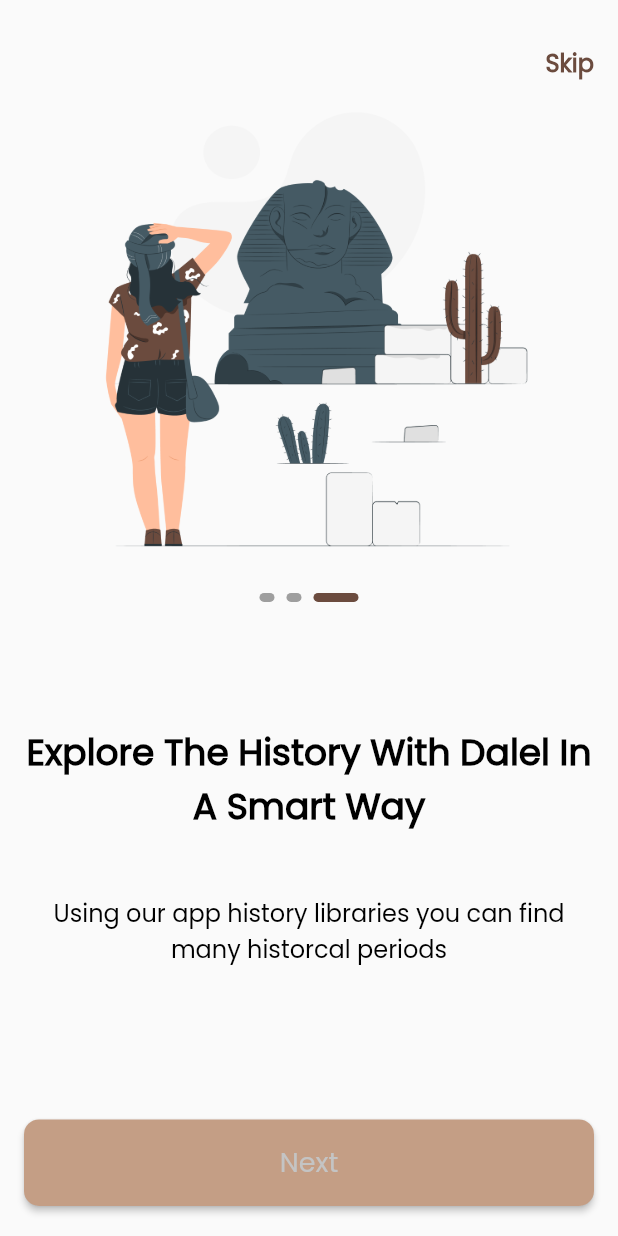
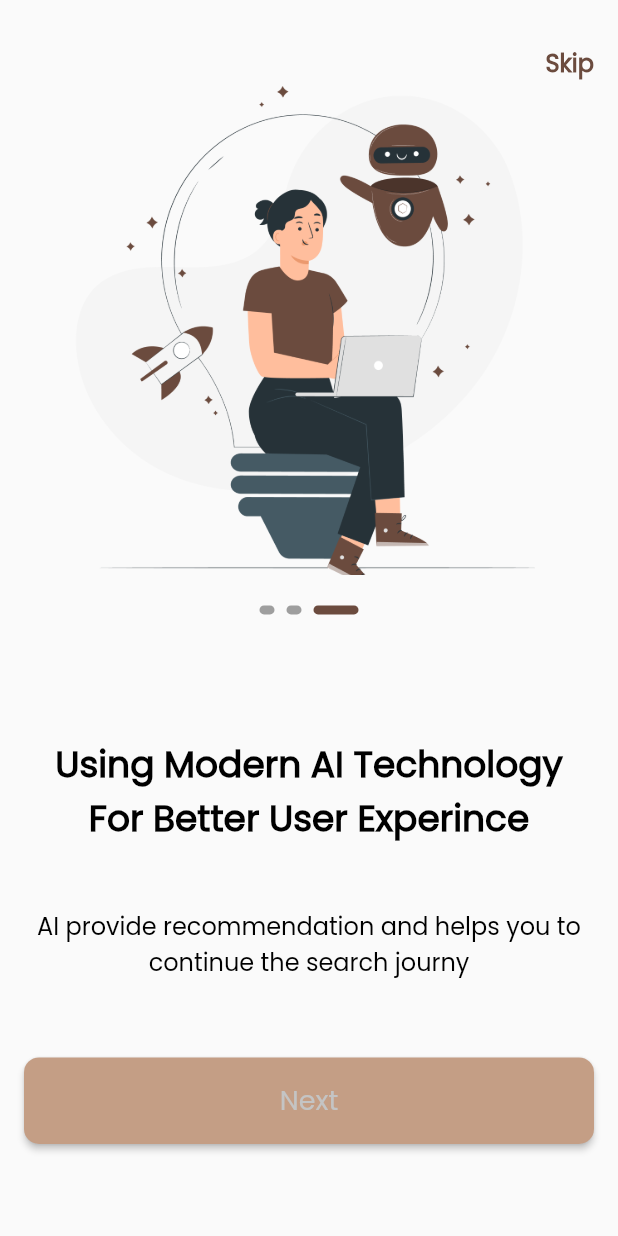
Before and after one commit to AhmedSlman/Daliel, a Flutter app: the screen it shows after launch, swiped to page 3, on a phone screen of 412 x 824 dp. Run offline on Flutter 3.47's test engine with Material 2 defaults, Android fonts, the phone set to English and light mode, and no system bars; drawn by our look-alikes of smooth_page_indicator; our stand-ins replace go_router; missing offline and left inert: dart:ffi.

Commit message:
creat on boarding model

```diff
--- a/lib/core/utils/app_functions.dart
+++ b/lib/core/utils/app_functions.dart
@@ -3,3 +3,7 @@ import 'package:go_router/go_router.dart';
 void customNavigate(context, String path) {
   GoRouter.of(context).push(path);
 }
+
+void customReplacementNavigate(context, String path) {
+  GoRouter.of(context).pushReplacement(path);
+}
--- /dev/null
+++ b/lib/features/on_boarding/data/models/on_boarding_model.dart
@@ -0,0 +1,33 @@
+import 'package:dalel/core/utils/app_assets.dart';
+
+class OnboardingModel {
+  final String imagPath;
+  final String title;
+  final String subTitle;
+
+  OnboardingModel({
+    required this.imagPath,
+    required this.title,
+    required this.subTitle,
+  });
+}
+
+List<OnboardingModel> onBoardingData = [
+  OnboardingModel(
+    imagPath: AppAssets.imagesOnBoarding1,
+    title: "Explore The History With Dalel In Smart Way",
+    subTitle:
+        "Using our app history libraries can find many historical periods",
+  ),
+  OnboardingModel(
+    imagPath: AppAssets.imagesOnBoarding2,
+    title: "From Every Place On Earth",
+    subTitle: "A big variety of ancient places from all over the world",
+  ),
+  OnboardingModel(
+    imagPath: AppAssets.imagesOnBoarding,
+    title: "Using Modern AI Technology For Better User Experince",
+    subTitle:
+        "AI provide recommendation and helps you to continue the search journy",
+  ),
+];
--- a/lib/features/on_boarding/presentation/views/on_bording.dart
+++ b/lib/features/on_boarding/presentation/views/on_bording.dart
@@ -16,11 +16,14 @@ class OnBoardingView extends StatelessWidget {
       child: Scaffold(
         body: Padding(
           padding: const EdgeInsets.symmetric(horizontal: 16),
-          child: Column(
-            crossAxisAlignment: CrossAxisAlignment.end,
+          child: ListView(
+            physics: const BouncingScrollPhysics(),
             children: [
               const SkipButton(),
               OnBoardingBody(),
+              SizedBox(
+                height: MediaQuery.of(context).size.height * 0.01,
+              ),
               const Center(
                 child: Padding(
                   padding: EdgeInsets.only(bottom: 20),
--- a/lib/features/on_boarding/presentation/widgets/on_boarding_body.dart
+++ b/lib/features/on_boarding/presentation/widgets/on_boarding_body.dart
@@ -1,4 +1,7 @@
+import 'dart:ffi';
+
 import 'package:dalel/core/utils/app_styles.dart';
+import 'package:dalel/features/on_boarding/data/models/on_boarding_model.dart';
 import 'package:flutter/material.dart';
 
 import '../../../../core/utils/app_assets.dart';
@@ -9,14 +12,26 @@ class OnBoardingBody extends StatelessWidget {
   final PageController _controller = PageController();
   @override
   Widget build(BuildContext context) {
-    return Expanded(
+    return SizedBox(
+      height: MediaQuery.of(context).size.height * .78,
       child: PageView.builder(
+        physics: const BouncingScrollPhysics(),
         controller: _controller,
-        itemCount: 3,
+        itemCount: onBoardingData.length,
         itemBuilder: (BuildContext context, int index) {
           return Column(
             children: [
-              Image.asset(AppAssets.imagesOnBoarding1),
+              Container(
+                height: MediaQuery.of(context).size.height * .4,
+                width: MediaQuery.of(context).size.height * .5,
+                decoration: BoxDecoration(
+                  image: DecorationImage(
+                      image: AssetImage(
+                        onBoardingData[index].imagPath,
+                      ),
+                      fit: BoxFit.fill),
+                ),
+              ),
               const SizedBox(
                 height: 20,
               ),
@@ -25,15 +40,19 @@ class OnBoardingBody extends StatelessWidget {
                 height: MediaQuery.of(context).size.height * .1,
               ),
               Text(
-                "Explore The History With Dalel In A Smart Way",
+                onBoardingData[index].title,
+                overflow: TextOverflow.ellipsis,
+                maxLines: 2,
                 style: AppStyles.s24.copyWith(fontWeight: FontWeight.bold),
                 textAlign: TextAlign.center,
               ),
               SizedBox(
                 height: MediaQuery.of(context).size.height * .05,
               ),
-              const Text(
-                "Using our app history libraries you can find many historcal periods",
+              Text(
+                onBoardingData[index].subTitle,
+                overflow: TextOverflow.ellipsis,
+                maxLines: 2,
                 style: AppStyles.s16,
                 textAlign: TextAlign.center,
               ),
--- a/lib/features/on_boarding/presentation/widgets/skip_botton.dart
+++ b/lib/features/on_boarding/presentation/widgets/skip_botton.dart
@@ -11,7 +11,9 @@ class SkipButton extends StatelessWidget {
 
   @override
   Widget build(BuildContext context) {
-    return Padding(
+    return Align(
+      alignment: Alignment.centerRight,
+      child: Padding(
         padding: const EdgeInsets.only(top: 30),
         child: Text(
           AppStrings.skip,
@@ -20,6 +22,7 @@ class SkipButton extends StatelessWidget {
             color: AppColors.deepBrown,
           ),
         ),
+      ),
     );
   }
 }
--- a/lib/features/splash/presentation/views/splash_view.dart
+++ b/lib/features/splash/presentation/views/splash_view.dart
@@ -33,6 +33,6 @@ class _SplashViewState extends State<SplashView> {
 
 void delayedNavigate(BuildContext context) {
   Future.delayed(const Duration(seconds: 2), () {
-    customNavigate(context, "/onBoarding");
+    customReplacementNavigate(context, "/onBoarding");
   });
 }
```
Lines whose indentation alone changed are shown as unchanged.
